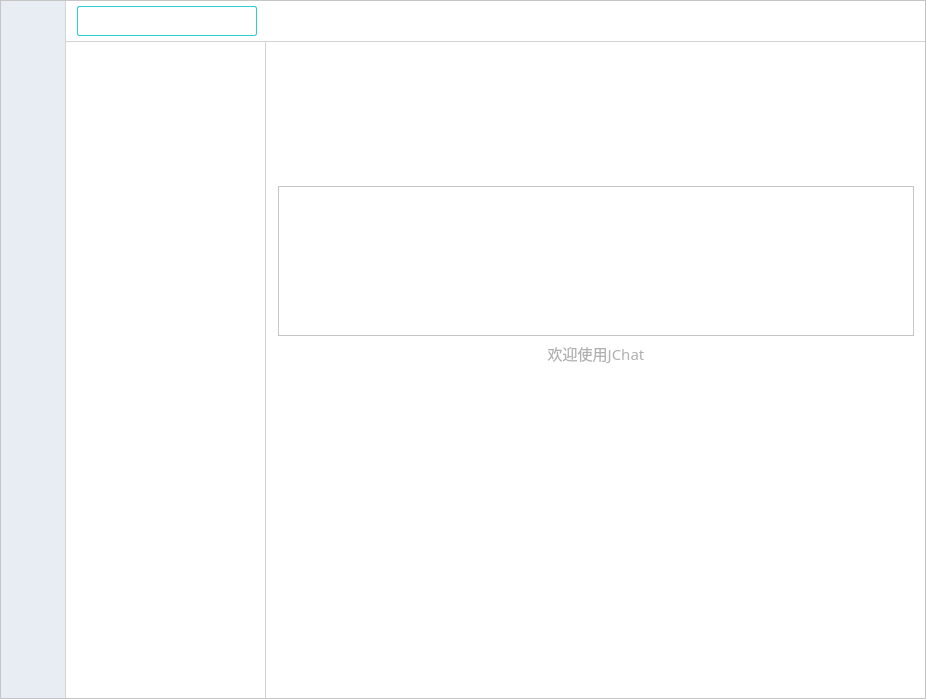
Above: JChat/MainWidget.ui from jpush/jchat-windows before the change. Below: the same form after it.
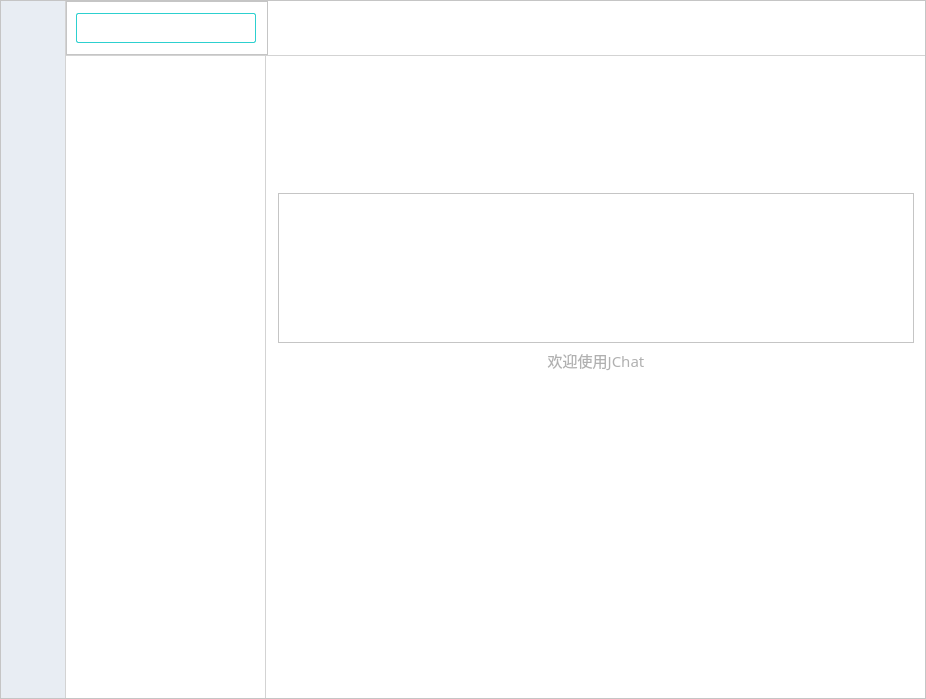
That is the form after the change. Icons and pictures are not drawn. Custom widgets are drawn as their Qt base class.

Patch:
```diff
--- a/JChat/MainWidget.ui
+++ b/JChat/MainWidget.ui
@@ -368,8 +368,8 @@
            </property>
            <property name="iconSize">
             <size>
-             <width>32</width>
-             <height>32</height>
+             <width>25</width>
+             <height>25</height>
             </size>
            </property>
            <property name="checkable">
@@ -396,8 +396,8 @@
            </property>
            <property name="iconSize">
             <size>
-             <width>32</width>
-             <height>32</height>
+             <width>25</width>
+             <height>25</height>
             </size>
            </property>
            <property name="checkable">
@@ -421,8 +421,8 @@
            </property>
            <property name="iconSize">
             <size>
-             <width>32</width>
-             <height>32</height>
+             <width>25</width>
+             <height>25</height>
             </size>
            </property>
            <property name="checkable">
@@ -471,8 +471,8 @@
              </property>
              <property name="iconSize">
               <size>
-               <width>32</width>
-               <height>32</height>
+               <width>25</width>
+               <height>25</height>
               </size>
              </property>
              <property name="popupMode">
@@ -503,8 +503,8 @@
              </property>
              <property name="iconSize">
               <size>
-               <width>32</width>
-               <height>32</height>
+               <width>25</width>
+               <height>25</height>
               </size>
              </property>
             </widget>
@@ -541,7 +541,25 @@
 {
 	border:none;
 	border-bottom:1px solid lightgray;
-}</string>
+}
+
+			#btnClose ,#btnMax, #btnMin
+			{ 
+				background: none;
+				border:none;
+				border-radius: 0px;
+				padding:0px;
+				min-height: 30px;
+				min-width: 40px;
+			}
+
+			#btnClose:hover,#btnMax:hover,#btnMin:hover
+			{ 
+				background-color:rgb(203, 203, 203);
+			}
+
+
+</string>
           </property>
           <property name="frameShape">
            <enum>QFrame::StyledPanel</enum>
@@ -550,26 +568,62 @@
            <enum>QFrame::Raised</enum>
           </property>
           <layout class="QHBoxLayout" name="horizontalLayout_2">
+           <property name="spacing">
+            <number>1</number>
+           </property>
+           <property name="leftMargin">
+            <number>0</number>
+           </property>
            <property name="topMargin">
-            <number>5</number>
+            <number>0</number>
+           </property>
+           <property name="rightMargin">
+            <number>0</number>
            </property>
            <property name="bottomMargin">
-            <number>5</number>
+            <number>0</number>
            </property>
            <item>
-            <widget class="QLineEdit" name="lineEditSearch">
-             <property name="minimumSize">
-              <size>
-               <width>180</width>
-               <height>30</height>
-              </size>
+            <widget class="QFrame" name="frame_7">
+             <property name="sizePolicy">
+              <sizepolicy hsizetype="Preferred" vsizetype="Preferred">
+               <horstretch>0</horstretch>
+               <verstretch>0</verstretch>
+              </sizepolicy>
              </property>
-             <property name="maximumSize">
-              <size>
-               <width>180</width>
-               <height>16777215</height>
-              </size>
+             <property name="frameShape">
+              <enum>QFrame::StyledPanel</enum>
              </property>
+             <property name="frameShadow">
+              <enum>QFrame::Raised</enum>
+             </property>
+             <layout class="QHBoxLayout" name="horizontalLayout_8">
+              <property name="leftMargin">
+               <number>9</number>
+              </property>
+              <item>
+               <widget class="QLineEdit" name="lineEditSearch">
+                <property name="sizePolicy">
+                 <sizepolicy hsizetype="Preferred" vsizetype="Fixed">
+                  <horstretch>0</horstretch>
+                  <verstretch>0</verstretch>
+                 </sizepolicy>
+                </property>
+                <property name="minimumSize">
+                 <size>
+                  <width>180</width>
+                  <height>30</height>
+                 </size>
+                </property>
+                <property name="maximumSize">
+                 <size>
+                  <width>180</width>
+                  <height>16777215</height>
+                 </size>
+                </property>
+               </widget>
+              </item>
+             </layout>
             </widget>
            </item>
            <item>
@@ -585,6 +639,75 @@
              </property>
             </spacer>
            </item>
+           <item>
+            <layout class="QVBoxLayout" name="verticalLayout_12">
+             <property name="spacing">
+              <number>0</number>
+             </property>
+             <property name="topMargin">
+              <number>0</number>
+             </property>
+             <property name="rightMargin">
+              <number>0</number>
+             </property>
+             <property name="bottomMargin">
+              <number>0</number>
+             </property>
+             <item>
+              <layout class="QHBoxLayout" name="horizontalLayout_10">
+               <property name="leftMargin">
+                <number>0</number>
+               </property>
+               <item>
+                <widget class="QToolButton" name="btnMin">
+                 <property name="text">
+                  <string/>
+                 </property>
+                </widget>
+               </item>
+               <item>
+                <widget class="QToolButton" name="btnMax">
+                 <property name="text">
+                  <string/>
+                 </property>
+                </widget>
+               </item>
+               <item>
+                <widget class="QToolButton" name="btnClose">
+                 <property name="sizePolicy">
+                  <sizepolicy hsizetype="Minimum" vsizetype="Fixed">
+                   <horstretch>0</horstretch>
+                   <verstretch>0</verstretch>
+                  </sizepolicy>
+                 </property>
+                 <property name="styleSheet">
+                  <string notr="true"/>
+                 </property>
+                 <property name="text">
+                  <string/>
+                 </property>
+                </widget>
+               </item>
+              </layout>
+             </item>
+             <item>
+              <spacer name="verticalSpacer_7">
+               <property name="orientation">
+                <enum>Qt::Vertical</enum>
+               </property>
+               <property name="sizeType">
+                <enum>QSizePolicy::Ignored</enum>
+               </property>
+               <property name="sizeHint" stdset="0">
+                <size>
+                 <width>20</width>
+                 <height>20</height>
+                </size>
+               </property>
+              </spacer>
+             </item>
+            </layout>
+           </item>
           </layout>
          </widget>
         </item>
```
